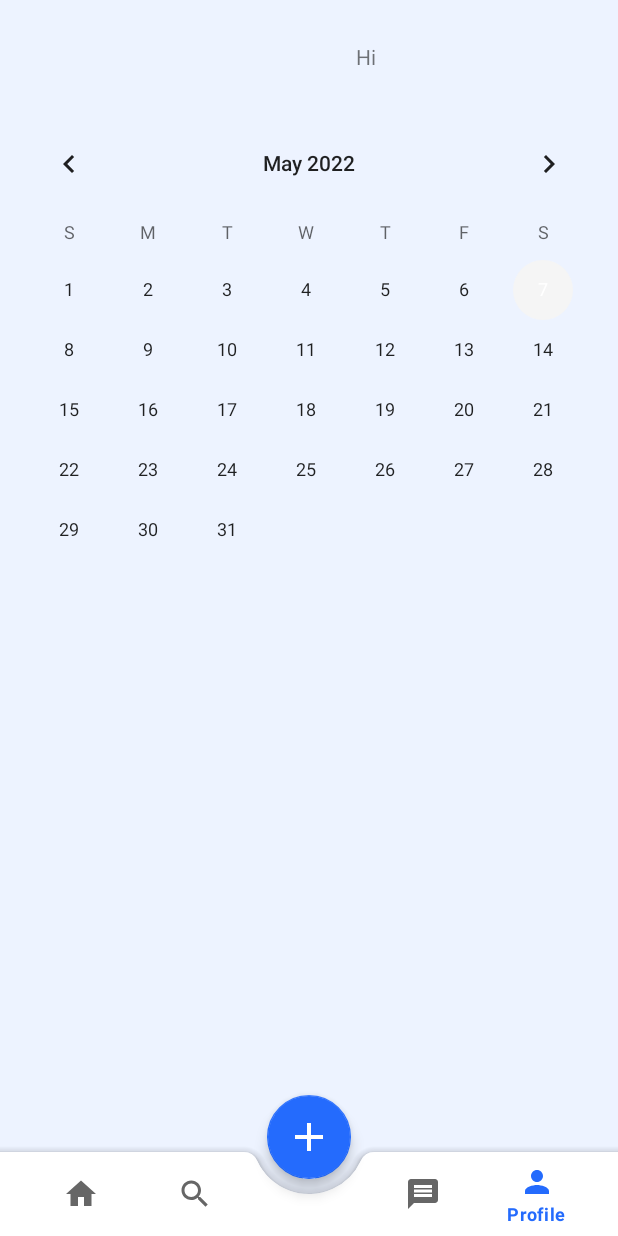
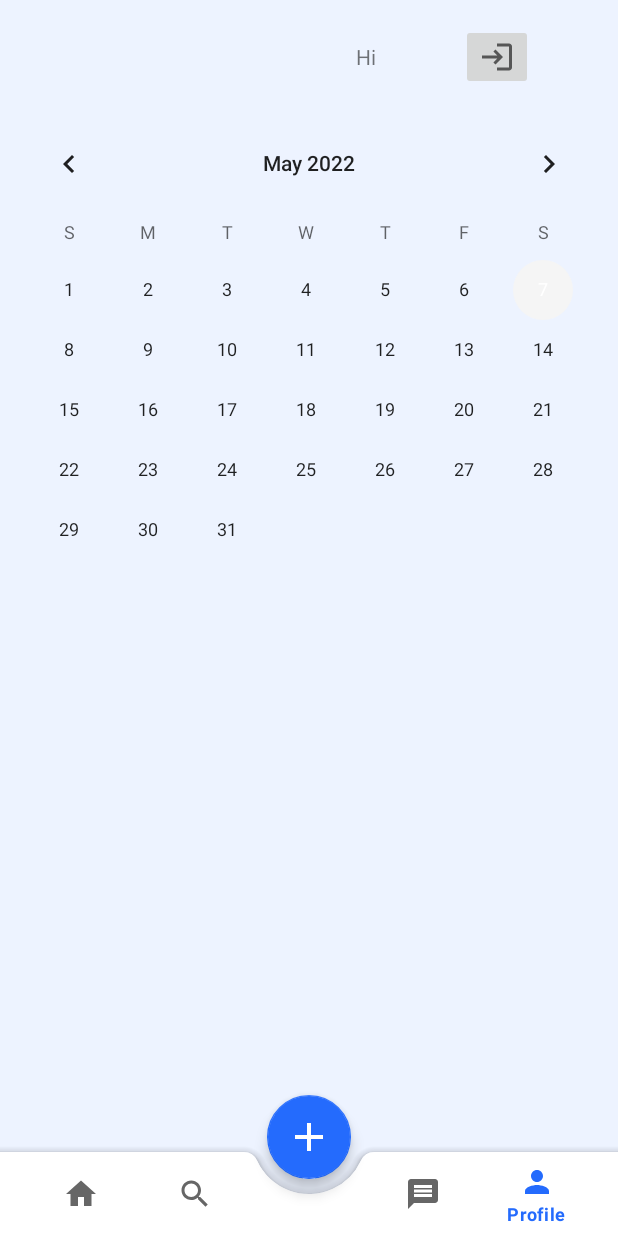
Before and after one commit to Javaninja-lab/UsedBooks, an Android app built with Jetpack Compose: the screen it shows after launch once a user with an empty profile is signed in (MainActivity), item 5 of the bottom bar chosen, on a phone screen of 412 x 824 dp. Run offline under Robolectric (Android 15) with nearby library versions, the phone set to English and light mode, and no system bars; our stand-ins replace Firebase (no records; nobody signed in at launch, a user with empty details on screens opened directly), navigation-ui; 1 statement that could not run was skipped.

Commit message:
Finita implementazione login automatico e logout

```diff
--- a/app/src/main/java/com/example/usedbooks/login/LoginFragment.kt
+++ b/app/src/main/java/com/example/usedbooks/login/LoginFragment.kt
@@ -22,6 +22,11 @@ import com.google.firebase.auth.FirebaseAuth
 class LoginFragment : Fragment() {
     private lateinit var auth: FirebaseAuth
 
+    companion object {
+        var fatto : Boolean = false
+    }
+
+
     override fun onCreateView(
         inflater: LayoutInflater, container: ViewGroup?,
         savedInstanceState: Bundle?
@@ -44,9 +49,8 @@ class LoginFragment : Fragment() {
 
     override fun onStart() {
         super.onStart()
-
         val currentUser = auth.currentUser
-        if(currentUser != null) {
+        if (currentUser != null) {
             login(currentUser.email!!)
         }
     }
@@ -76,6 +80,8 @@ class LoginFragment : Fragment() {
 
     private fun login(email : String) {
         Database.setLoggedStudent(Database.getStudente(email)!!)
-        Navigation.findNavController(requireView()).navigate(LoginFragmentDirections.actionLoginFragmentToMainActivity())
+        val intent = Intent(context, MainActivity::class.java)
+        intent.flags = Intent.FLAG_ACTIVITY_NEW_TASK or Intent.FLAG_ACTIVITY_CLEAR_TASK
+        startActivity(intent)
     }
 }
--- a/app/src/main/java/com/example/usedbooks/login/RegisterFragment.kt
+++ b/app/src/main/java/com/example/usedbooks/login/RegisterFragment.kt
@@ -1,5 +1,6 @@
 package com.example.usedbooks.login
 
+import android.content.Intent
 import android.os.Bundle
 import android.provider.ContactsContract
 import androidx.fragment.app.Fragment
@@ -14,6 +15,7 @@ import com.example.usedbooks.R
 import com.example.usedbooks.dataClass.Database
 import com.example.usedbooks.dataClass.Gestore
 import com.example.usedbooks.dataClass.User
+import com.example.usedbooks.main.MainActivity
 import com.google.firebase.auth.FirebaseAuth
 import com.google.firebase.database.DatabaseReference
 import com.google.firebase.database.FirebaseDatabase
@@ -61,8 +63,10 @@ class RegisterFragment : Fragment() {
                     val studente = Database.addStudente(name, surname, email, password)
                     Database.setLoggedStudent(studente!!)
                     addUserToDatabaseRealtime(studente.id, "$name $surname")
-                    Navigation.findNavController(requireView()).navigate(R.id.action_registerFragment_to_mainActivity)
                     Toast.makeText(layoutInflater.context, R.string.register_ok, Toast.LENGTH_LONG).show()
+                    val intent = Intent(context, MainActivity::class.java)
+                    intent.flags = Intent.FLAG_ACTIVITY_NEW_TASK or Intent.FLAG_ACTIVITY_CLEAR_TASK
+                    startActivity(intent)
                 }
                 else {
                     Toast.makeText(layoutInflater.context, R.string.register_not_ok, Toast.LENGTH_LONG).show()
--- a/app/src/main/java/com/example/usedbooks/main/ProfileFragment.kt
+++ b/app/src/main/java/com/example/usedbooks/main/ProfileFragment.kt
@@ -1,18 +1,17 @@
 package com.example.usedbooks.main
 
+import android.content.Intent
 import android.os.Bundle
-import androidx.fragment.app.Fragment
 import android.view.LayoutInflater
 import android.view.View
 import android.view.ViewGroup
+import android.widget.ImageButton
 import android.widget.ImageView
+import androidx.fragment.app.Fragment
 import com.example.usedbooks.R
-import com.google.android.gms.maps.GoogleMap
-import com.google.android.gms.maps.MapView
-import com.google.android.gms.maps.OnMapReadyCallback
-import com.google.android.gms.maps.SupportMapFragment
-import com.google.android.gms.maps.model.LatLng
-import com.google.android.gms.maps.model.MarkerOptions
+import com.example.usedbooks.login.LoginActivity
+import com.google.firebase.auth.ktx.auth
+import com.google.firebase.ktx.Firebase
 
 class ProfileFragment : Fragment() {
 
@@ -27,6 +26,14 @@ class ProfileFragment : Fragment() {
         val layout = inflater.inflate(R.layout.fragment_profile, container, false)
         val iv_foto_profilo = layout.findViewById<ImageView>(R.id.iv_foto_profilo)
         //TODO(Cambiamento immagine profilo)
+
+        val ib_logout = layout.findViewById<ImageButton>(R.id.ib_logout)
+        ib_logout.setOnClickListener {
+            Firebase.auth.signOut()
+            val intent = Intent(context, LoginActivity::class.java)
+            intent.flags = Intent.FLAG_ACTIVITY_NEW_TASK or Intent.FLAG_ACTIVITY_CLEAR_TASK
+            startActivity(intent)
+        }
         return layout
     }
 
--- a/app/src/main/res/layout/fragment_profile.xml
+++ b/app/src/main/res/layout/fragment_profile.xml
@@ -33,6 +33,16 @@
             app:layout_constraintEnd_toEndOf="parent"
             app:layout_constraintStart_toEndOf="@+id/iv_foto_profilo"
             app:layout_constraintTop_toTopOf="@+id/iv_foto_profilo" />
+
+        <ImageButton
+            android:id="@+id/ib_logout"
+            android:layout_width="wrap_content"
+            android:layout_height="wrap_content"
+            android:src="@drawable/ic_baseline_login_24"
+            app:layout_constraintBottom_toBottomOf="@+id/tv_nome_cliente"
+            app:layout_constraintEnd_toEndOf="parent"
+            app:layout_constraintStart_toEndOf="@+id/tv_nome_cliente"
+            app:layout_constraintTop_toTopOf="@+id/tv_nome_cliente" />
     </androidx.constraintlayout.widget.ConstraintLayout>
 
     <LinearLayout
```
Also changed, not shown: app/src/main/java/com/example/usedbooks/main/MainActivity.kt (+0 -9 lines), app/src/main/res/navigation/my_nav_login.xml (+0 -11 lines).
